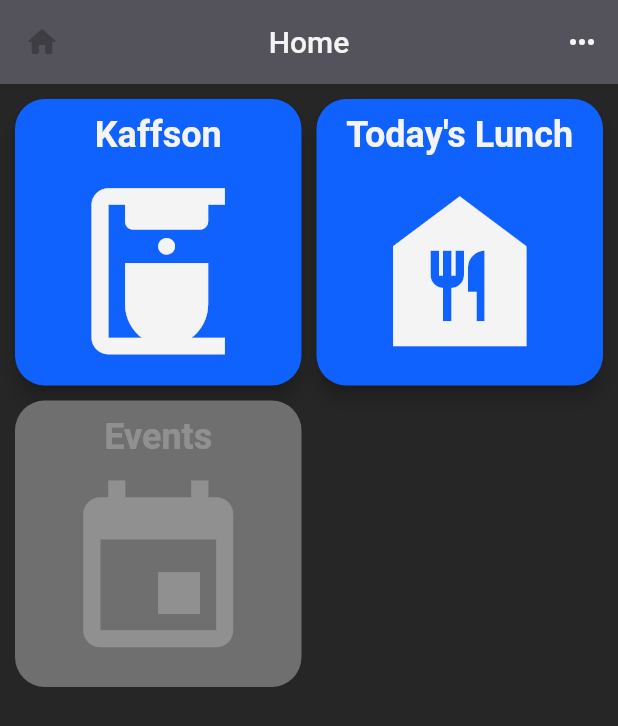
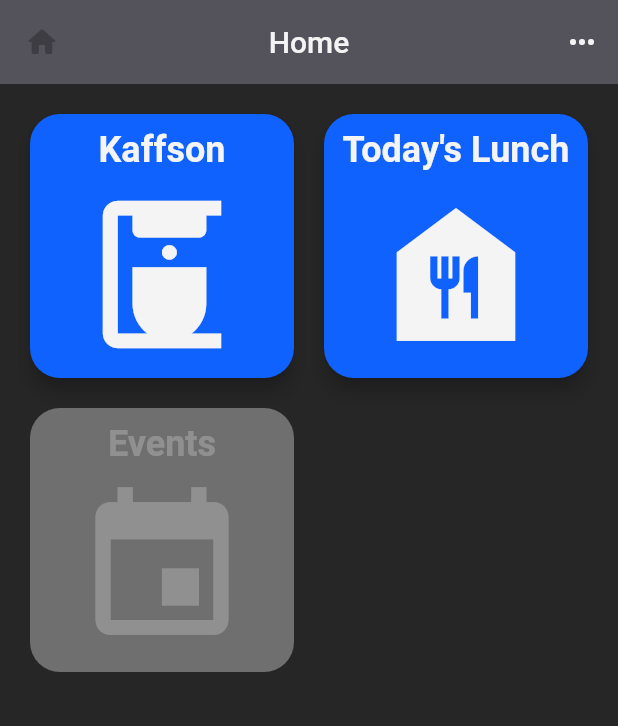
Before and after one commit to neurothrone/ibm-malmoe, a Flutter app: the screen it shows once a user with an empty profile is signed in, on a phone screen of 412 x 824 dp. Shown: the top 726 px of the screen. Run offline on Flutter 3.47's test engine with Material 2 defaults, Android fonts, the phone set to English and light mode, and no system bars; our stand-ins replace firebase_auth, firebase_core, shared_preferences; accounts and stored records are empty.

Commit message:
change spacing and padding

```diff
--- a/lib/features/home/home_screen.dart
+++ b/lib/features/home/home_screen.dart
@@ -15,10 +15,10 @@ class HomeScreen extends StatelessWidget {
       builder: (context, AppState appState, child) {
         return GridView.count(
           primary: false,
-          padding: const EdgeInsets.all(10.0),
+          padding: const EdgeInsets.all(20.0),
           crossAxisCount: 2,
-          crossAxisSpacing: 10.0,
-          mainAxisSpacing: 10.0,
+          crossAxisSpacing: 20.0,
+          mainAxisSpacing: 20.0,
           children: [
             PrimaryCardButton(
               onPressed: () => appState.navigateTo(Destination.kaffson),
```
